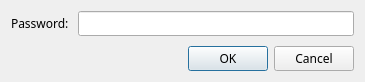
Above: modules/dialogPassword.ui from bcavlin/onering before the change. Below: the same form after it.
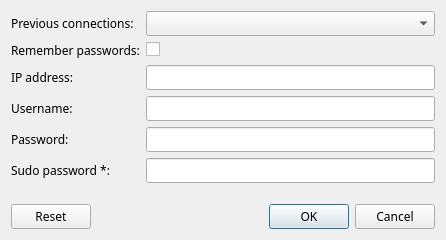
That is the form after the change.

What changed in the file:
```diff
--- a/modules/dialogPassword.ui
+++ b/modules/dialogPassword.ui
@@ -9,8 +9,8 @@
    <rect>
     <x>0</x>
     <y>0</y>
-    <width>365</width>
-    <height>82</height>
+    <width>446</width>
+    <height>240</height>
    </rect>
   </property>
   <property name="font">
@@ -26,14 +26,14 @@
     <layout class="QVBoxLayout" name="verticalLayout">
      <item>
       <layout class="QFormLayout" name="formLayout">
-       <item row="0" column="0">
+       <item row="4" column="0">
         <widget class="QLabel" name="passwordLabel">
          <property name="text">
           <string>Password: </string>
          </property>
         </widget>
        </item>
-       <item row="0" column="1">
+       <item row="4" column="1">
         <widget class="QLineEdit" name="passwordLineEdit">
          <property name="maxLength">
           <number>30</number>
@@ -43,12 +43,73 @@
          </property>
         </widget>
        </item>
+       <item row="0" column="0">
+        <widget class="QLabel" name="previousConnectionsLabel">
+         <property name="text">
+          <string>Previous connections:</string>
+         </property>
+        </widget>
+       </item>
+       <item row="0" column="1">
+        <widget class="QComboBox" name="previousConnectionsComboBox"/>
+       </item>
+       <item row="2" column="0">
+        <widget class="QLabel" name="iPAddressLabel">
+         <property name="text">
+          <string>IP address:</string>
+         </property>
+        </widget>
+       </item>
+       <item row="2" column="1">
+        <widget class="QLineEdit" name="iPAddressLineEdit">
+         <property name="maxLength">
+          <number>256</number>
+         </property>
+        </widget>
+       </item>
+       <item row="5" column="0">
+        <widget class="QLabel" name="sudoPasswordLabel">
+         <property name="text">
+          <string>Sudo password *:</string>
+         </property>
+        </widget>
+       </item>
+       <item row="5" column="1">
+        <widget class="QLineEdit" name="sudoPasswordLineEdit">
+         <property name="maxLength">
+          <number>256</number>
+         </property>
+         <property name="echoMode">
+          <enum>QLineEdit::Password</enum>
+         </property>
+        </widget>
+       </item>
+       <item row="1" column="0">
+        <widget class="QLabel" name="rememberPasswordsLabel">
+         <property name="text">
+          <string>Remember passwords:</string>
+         </property>
+        </widget>
+       </item>
+       <item row="1" column="1">
+        <widget class="QCheckBox" name="rememberPasswordsCheckBox"/>
+       </item>
+       <item row="3" column="0">
+        <widget class="QLabel" name="usernameLabel">
+         <property name="text">
+          <string>Username:</string>
+         </property>
+        </widget>
+       </item>
+       <item row="3" column="1">
+        <widget class="QLineEdit" name="usernameLineEdit"/>
+       </item>
       </layout>
      </item>
      <item>
       <widget class="QDialogButtonBox" name="buttonBox">
        <property name="standardButtons">
-        <set>QDialogButtonBox::Cancel|QDialogButtonBox::Ok</set>
+        <set>QDialogButtonBox::Cancel|QDialogButtonBox::Ok|QDialogButtonBox::Reset</set>
        </property>
       </widget>
      </item>
```
Left out of the diff: 13 changed lines with no effect on the pictures.
